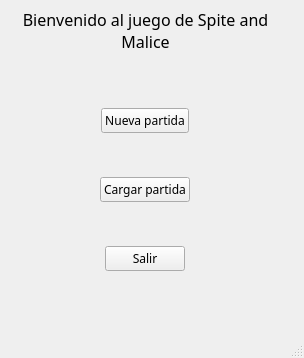
Old version of the form MARDA/menujuego.ui in the repository AndreyMena/SpiteAndMalice.
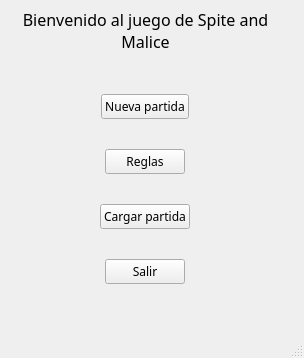
New version of the form.

Commit message: Se agregan reglas

The edit to the form file:
```diff
--- a/MARDA/menujuego.ui
+++ b/MARDA/menujuego.ui
@@ -10,6 +10,12 @@
     <height>358</height>
    </rect>
   </property>
+  <property name="sizePolicy">
+   <sizepolicy hsizetype="Minimum" vsizetype="Fixed">
+    <horstretch>0</horstretch>
+    <verstretch>0</verstretch>
+   </sizepolicy>
+  </property>
   <property name="windowTitle">
    <string>Spice and Malice</string>
   </property>
@@ -61,6 +67,27 @@
        </property>
       </widget>
      </item>
+     <item alignment="Qt::AlignHCenter">
+      <widget class="QPushButton" name="pushButton_4">
+       <property name="enabled">
+        <bool>true</bool>
+       </property>
+       <property name="sizePolicy">
+        <sizepolicy hsizetype="Minimum" vsizetype="Fixed">
+         <horstretch>0</horstretch>
+         <verstretch>0</verstretch>
+        </sizepolicy>
+       </property>
+       <property name="font">
+        <font>
+         <family>Ravie</family>
+        </font>
+       </property>
+       <property name="text">
+        <string>Reglas</string>
+       </property>
+      </widget>
+     </item>
      <item alignment="Qt::AlignHCenter">
       <widget class="QPushButton" name="pushButton_3">
        <property name="font">
```
Left out of the diff: 2 changed lines with no effect on the pictures. The commit also changes 9 other files.
